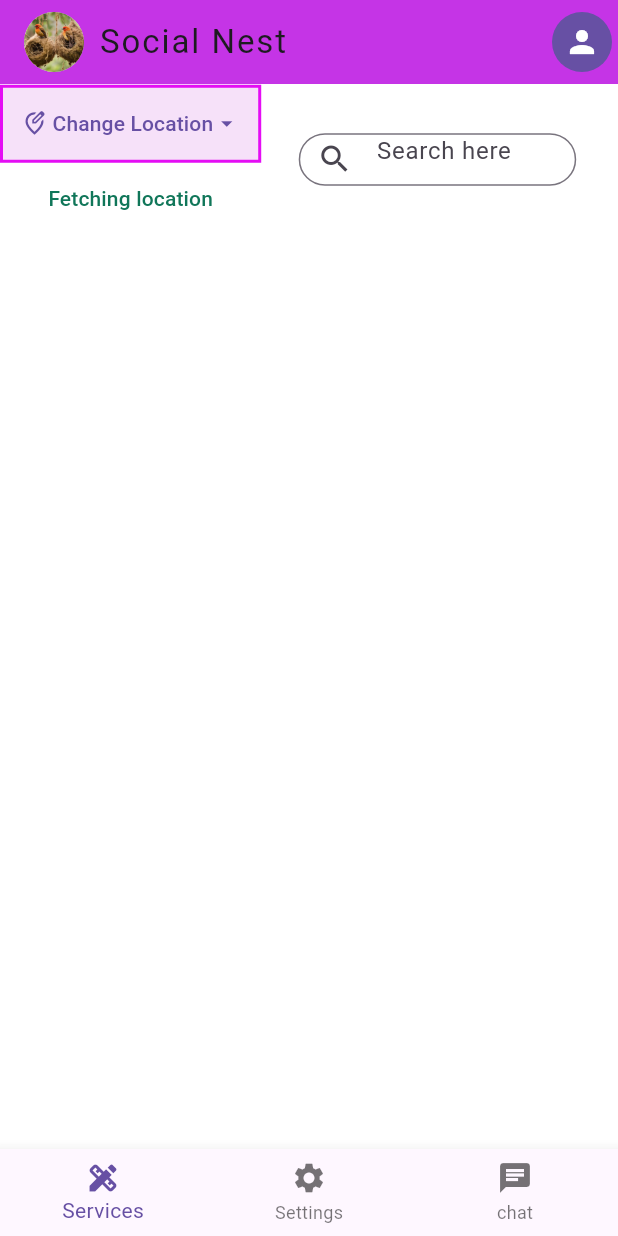
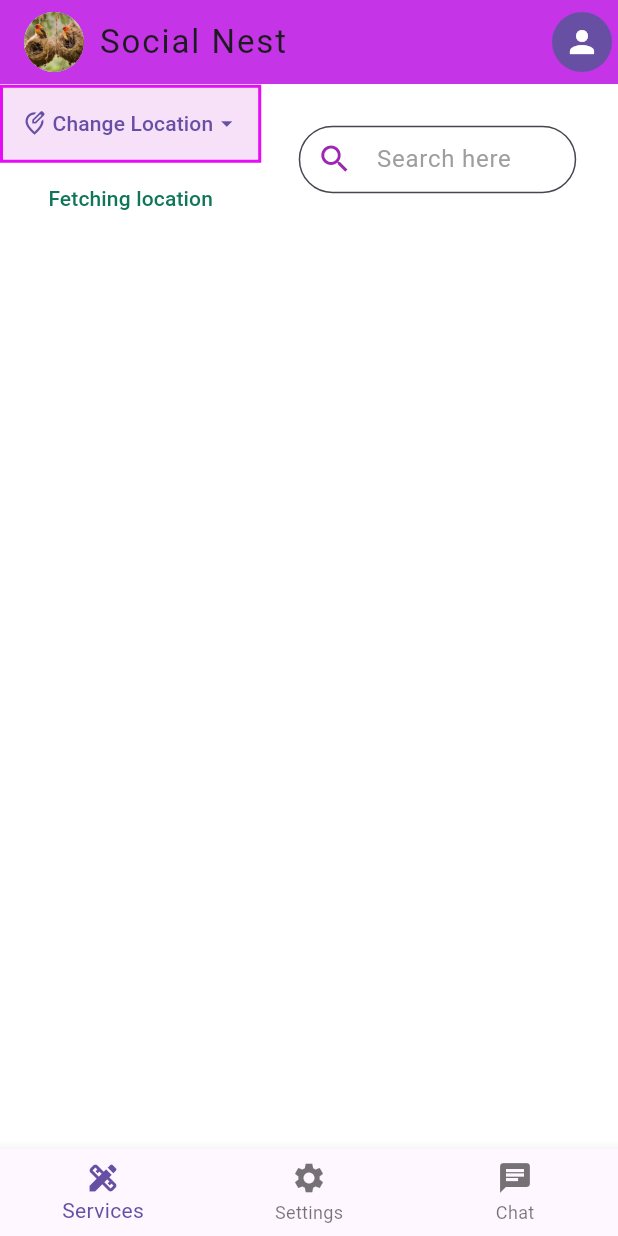
Before and after one commit to SpoorthyS1/Social_Nest, a Flutter app: the screen it shows after launch, on a phone screen of 412 x 824 dp. Run offline on Flutter 3.47's test engine with Material 3 defaults, Android fonts, the light colour scheme and no system bars; our stand-ins replace geocoding, geolocator.

Commit message:
search field changes

```diff
--- a/lib/pages/HomePage.dart
+++ b/lib/pages/HomePage.dart
@@ -69,7 +69,6 @@ class _HomePageState extends State<HomePage> {
   }
 
   int _currentIndex = 0;
-
   final List<Widget> _screens = [
     Center(child: Text('Services Screen')),
     Center(child: Text('Settings Screen')),
@@ -91,16 +90,12 @@ class _HomePageState extends State<HomePage> {
             CircleAvatar(
               backgroundImage: AssetImage('assets/nest.jpg'),
             ),
-            SizedBox(
-              width: 10.0,
-            ),
+            SizedBox(width: 10.0),
             Text(
               'Social Nest',
               style: TextStyle(letterSpacing: 1.3),
             ),
-            SizedBox(
-              height: 20,
-            ),
+            SizedBox(height: 20),
           ],
         ),
         actions: [
@@ -108,7 +103,6 @@ class _HomePageState extends State<HomePage> {
             onPressed: () {},
             icon: Icon(
               Icons.person,
-              // fill: 8,
               color: Colors.white,
             ),
           ),
@@ -123,61 +117,60 @@ class _HomePageState extends State<HomePage> {
                   child: Column(
                     children: [
                       Container(
-                        child: Container(
                         margin: EdgeInsets.only(top: 0.5),
                         decoration: BoxDecoration(
                           color: Color.fromARGB(
                               255, 246, 225, 249), // Light purple background
                           border: Border.all(
-                              color: Color.fromARGB(255, 228, 13,
-                                  244), // Dark purple border color
+                            color: Color.fromARGB(
+                                255, 228, 13, 244), // Dark purple border color
                             width: 2, // Border width
                           ),
-                            // borderRadius:
-                            //     BorderRadius.circular(30),
                         ),
                         child: TextButton(
                           onPressed: () {},
                           child: Row(
                             children: [
                               Icon(Icons.edit_location_outlined),
-                                SizedBox(
-                                  width: 3.0,
-                                ),
-                                Text(
-                                  "Change Location",
-                                  style: TextStyle(),
-                                ),
+                              SizedBox(width: 3.0),
+                              Text("Change Location"),
                               Icon(Icons.arrow_drop_down_sharp)
                             ],
                           ),
                         ),
                       ),
-                      ),
                       TextButton(
                         onPressed: fetchLocation,
-                        child: Text('$sublocality',
+                        child: Text(
+                          '$sublocality',
                           style: TextStyle(
-                                color: const Color.fromARGB(255, 16, 118, 89))),
+                            color: const Color.fromARGB(255, 16, 118, 89),
+                          ),
+                        ),
                       ),
                     ],
                   ),
                 ),
-                SizedBox(
-                  width: 15,
-                ),
+                SizedBox(width: 15),
                 Container(
                   margin: EdgeInsets.only(left: 10.0, top: 0.0),
                   width: 185.0,
-                  height: 35.0,
+                  height: 45.0, // Increased height for better touch target
                   child: TextField(
                     cursorWidth: 1,
                     controller: myController,
                     decoration: InputDecoration(
                       hintText: "Search here",
-                      prefixIcon: Icon(Icons.search),
+                      hintStyle: TextStyle(color: Colors.grey),
+                      prefixIcon: Icon(Icons.search, color: Colors.purple),
+                      filled: true,
+                      fillColor: Colors.white,
+                      contentPadding: EdgeInsets.symmetric(
+                          vertical: 10.0, horizontal: 15.0),
                       border: OutlineInputBorder(
                         borderRadius: BorderRadius.circular(50.0),
+                        borderSide:
+                            BorderSide(color: Colors.purple, width: 2.0),
                       ),
                     ),
                   ),
@@ -205,7 +198,7 @@ class _HomePageState extends State<HomePage> {
           ),
           BottomNavigationBarItem(
             icon: Icon(Icons.chat), // Changed to a unique icon
-            label: 'chat',
+            label: 'Chat',
           ),
         ],
       ),
```
Lines whose indentation alone changed are shown as unchanged.
